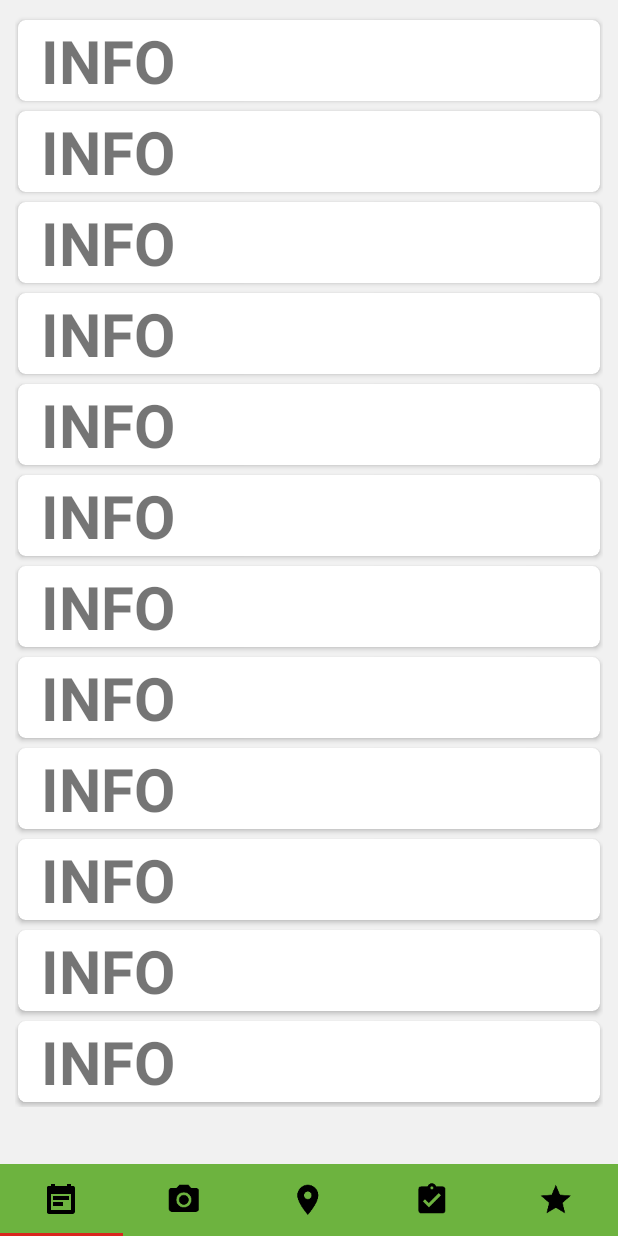
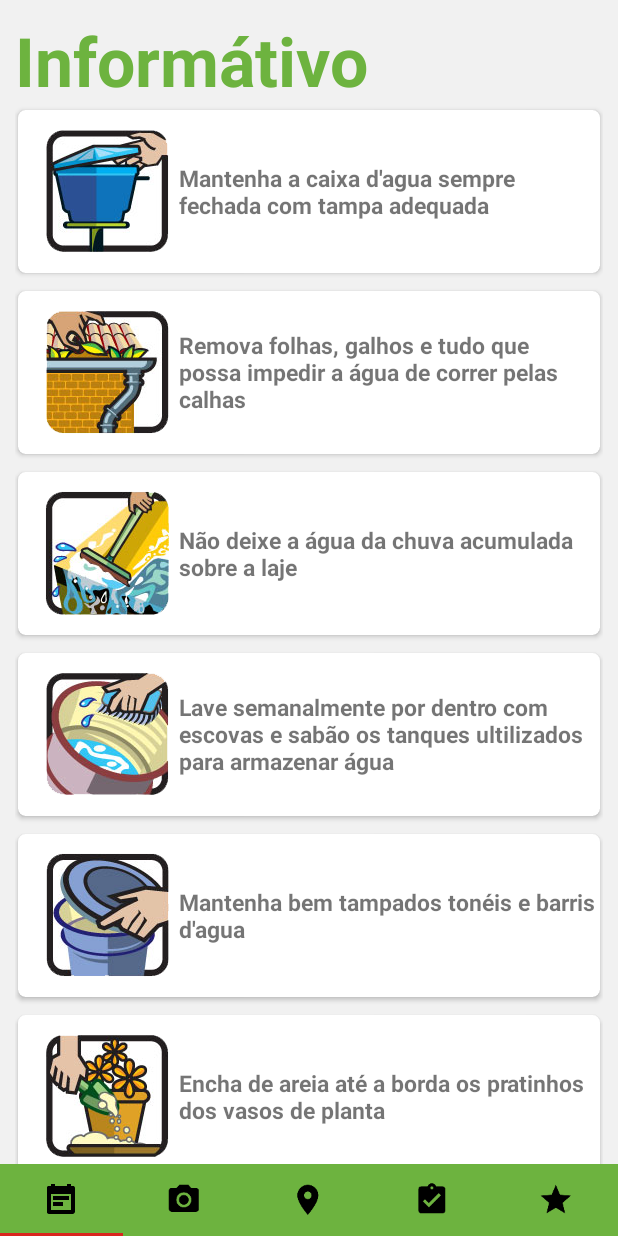
Before and after one commit to marlonmacf/ucd-java-app, an Android app: the screen it shows after launch (MainActivity), on a phone screen of 412 x 824 dp. Run offline under Robolectric (Android 15) with nearby library versions, the phone set to English and light mode, and no system bars.

Commit message:
Tab 'Info' complete, with the correct data

```diff
--- a/app/src/main/res/layout/fragment_info.xml
+++ b/app/src/main/res/layout/fragment_info.xml
@@ -12,24 +12,46 @@
         android:paddingTop="10dp"
         tools:context="info.androidhive.materialtabs.fragments.OneFragment">
 
+        <TextView
+            android:layout_width="wrap_content"
+            android:layout_height="wrap_content"
+            android:layout_gravity="center_horizontal"
+            android:text="@string/title_info"
+            android:textSize="45dp"
+            android:textColor="@color/colorPrimary"
+            android:textStyle="bold" />
+
         <!-- A CardView that contains a TextView -->
         <android.support.v7.widget.CardView xmlns:card_view="http://schemas.android.com/apk/res-auto"
             android:id="@+id/card_view"
             android:layout_width="match_parent"
             android:layout_height="wrap_content"
+            android:layout_marginTop="60dp"
             card_view:cardCornerRadius="5dp"
             card_view:cardElevation="2dp"
             card_view:cardPreventCornerOverlap="false"
             card_view:cardUseCompatPadding="true"
             card_view:contentPaddingLeft="15dp">
 
+            <ImageView
+                android:id="@+id/imagem_um"
+                android:layout_width="wrap_content"
+                android:layout_height="wrap_content"
+                android:layout_gravity="center_vertical"
+                android:layout_marginBottom="10dp"
+                android:layout_marginTop="10dp"
+                android:src="@drawable/info_card_um" />
+
             <TextView
                 android:layout_width="wrap_content"
                 android:layout_height="wrap_content"
-                android:layout_centerInParent="true"
-                android:text="INFO"
-                android:textSize="40dp"
+                android:layout_gravity="center"
+                android:layout_marginLeft="70dp"
+                android:layout_marginRight="25dp"
+                android:text="@string/info_card_1"
+                android:textSize="15dp"
                 android:textStyle="bold" />
+
 
         </android.support.v7.widget.CardView>
 
@@ -38,18 +60,31 @@
             android:layout_width="match_parent"
             android:layout_height="wrap_content"
             android:layout_below="@id/card_view"
+            android:layout_marginTop="5dp"
+
             card_view:cardCornerRadius="5dp"
             card_view:cardElevation="2dp"
             card_view:cardPreventCornerOverlap="false"
             card_view:cardUseCompatPadding="true"
             card_view:contentPaddingLeft="15dp">
 
+            <ImageView
+                android:id="@+id/imagem_dois"
+                android:layout_width="wrap_content"
+                android:layout_height="wrap_content"
+                android:layout_gravity="center_vertical"
+                android:layout_marginBottom="10dp"
+                android:layout_marginTop="10dp"
+                android:background="@drawable/info_card_dois" />
+
             <TextView
                 android:layout_width="wrap_content"
                 android:layout_height="wrap_content"
-                android:layout_centerInParent="true"
-                android:text="INFO"
-                android:textSize="40dp"
+                android:layout_gravity="center"
+                android:layout_marginLeft="70dp"
+                android:layout_marginRight="25dp"
+                android:text="@string/info_card_2"
+                android:textSize="15dp"
                 android:textStyle="bold" />
 
         </android.support.v7.widget.CardView>
@@ -59,18 +94,31 @@
             android:layout_width="match_parent"
             android:layout_height="wrap_content"
             android:layout_below="@id/card_view2"
+            android:layout_marginTop="5dp"
+
             card_view:cardCornerRadius="5dp"
             card_view:cardElevation="2dp"
             card_view:cardPreventCornerOverlap="false"
             card_view:cardUseCompatPadding="true"
             card_view:contentPaddingLeft="15dp">
 
+            <ImageView
+                android:id="@+id/imagem_tres"
+                android:layout_width="wrap_content"
+                android:layout_height="wrap_content"
+                android:layout_gravity="center_vertical"
+                android:layout_marginBottom="10dp"
+                android:layout_marginTop="10dp"
+                android:background="@drawable/info_card_tres" />
+
             <TextView
                 android:layout_width="wrap_content"
                 android:layout_height="wrap_content"
-                android:layout_centerInParent="true"
-                android:text="INFO"
-                android:textSize="40dp"
+                android:layout_gravity="center"
+                android:layout_marginLeft="70dp"
+                android:layout_marginRight="25dp"
+                android:text="@string/info_card_3"
+                android:textSize="15dp"
                 android:textStyle="bold" />
 
         </android.support.v7.widget.CardView>
@@ -80,18 +128,31 @@
             android:layout_width="match_parent"
             android:layout_height="wrap_content"
             android:layout_below="@id/card_view3"
+            android:layout_marginTop="5dp"
+
             card_view:cardCornerRadius="5dp"
             card_view:cardElevation="2dp"
             card_view:cardPreventCornerOverlap="false"
             card_view:cardUseCompatPadding="true"
             card_view:contentPaddingLeft="15dp">
 
+            <ImageView
+                android:id="@+id/imagem_quatro"
+                android:layout_width="wrap_content"
+                android:layout_height="wrap_content"
+                android:layout_gravity="center_vertical"
+                android:layout_marginBottom="10dp"
+                android:layout_marginTop="10dp"
+                android:background="@drawable/info_card_quatro" />
+
             <TextView
                 android:layout_width="wrap_content"
                 android:layout_height="wrap_content"
-                android:layout_centerInParent="true"
-                android:text="INFO"
-                android:textSize="40dp"
+                android:layout_gravity="center"
+                android:layout_marginLeft="70dp"
+                android:layout_marginRight="25dp"
+                android:text="@string/info_card_4"
+                android:textSize="15dp"
                 android:textStyle="bold" />
 
         </android.support.v7.widget.CardView>
@@ -101,18 +162,31 @@
             android:layout_width="match_parent"
             android:layout_height="wrap_content"
             android:layout_below="@id/card_view4"
+            android:layout_marginTop="5dp"
+
             card_view:cardCornerRadius="5dp"
             card_view:cardElevation="2dp"
             card_view:cardPreventCornerOverlap="false"
             card_view:cardUseCompatPadding="true"
             card_view:contentPaddingLeft="15dp">
 
+            <ImageView
+                android:id="@+id/imagem_cinco"
+                android:layout_width="wrap_content"
+                android:layout_height="wrap_content"
+                android:layout_gravity="center_vertical"
+                android:layout_marginBottom="10dp"
+                android:layout_marginTop="10dp"
+                android:background="@drawable/info_card_cinco" />
+
             <TextView
                 android:layout_width="wrap_content"
                 android:layout_height="wrap_content"
-                android:layout_centerInParent="true"
-                android:text="INFO"
-                android:textSize="40dp"
+                android:layout_gravity="center"
+                android:layout_marginLeft="70dp"
+                android:layout_marginRight="25dp"
+                android:text="@string/info_card_5"
+                android:textSize="15dp"
                 android:textStyle="bold" />
 
         </android.support.v7.widget.CardView>
@@ -122,18 +196,31 @@
             android:layout_width="match_parent"
             android:layout_height="wrap_content"
             android:layout_below="@id/card_view5"
+            android:layout_marginTop="5dp"
+
             card_view:cardCornerRadius="5dp"
             card_view:cardElevation="2dp"
             card_view:cardPreventCornerOverlap="false"
             card_view:cardUseCompatPadding="true"
             card_view:contentPaddingLeft="15dp">
 
+            <ImageView
+                android:id="@+id/imagem_seis"
+                android:layout_width="wrap_content"
+                android:layout_height="wrap_content"
+                android:layout_gravity="center_vertical"
+                android:layout_marginBottom="10dp"
+                android:layout_marginTop="10dp"
+                android:background="@drawable/info_card_seis" />
+
             <TextView
                 android:layout_width="wrap_content"
                 android:layout_height="wrap_content"
-                android:layout_centerInParent="true"
-                android:text="INFO"
-                android:textSize="40dp"
+                android:layout_gravity="center"
+                android:layout_marginLeft="70dp"
+                android:layout_marginRight="25dp"
+                android:text="@string/info_card_6"
+                android:textSize="15dp"
                 android:textStyle="bold" />
 
         </android.support.v7.widget.CardView>
@@ -143,18 +230,31 @@
             android:layout_width="match_parent"
             android:layout_height="wrap_content"
             android:layout_below="@id/card_view6"
+            android:layout_marginTop="5dp"
+
             card_view:cardCornerRadius="5dp"
             card_view:cardElevation="2dp"
             card_view:cardPreventCornerOverlap="false"
             card_view:cardUseCompatPadding="true"
             card_view:contentPaddingLeft="15dp">
 
+            <ImageView
+                android:id="@+id/imagem_sete"
+                android:layout_width="wrap_content"
+                android:layout_height="wrap_content"
+                android:layout_gravity="center_vertical"
+                android:layout_marginBottom="10dp"
+                android:layout_marginTop="10dp"
+                android:background="@drawable/info_card_sete" />
+
             <TextView
                 android:layout_width="wrap_content"
                 android:layout_height="wrap_content"
-                android:layout_centerInParent="true"
-                android:text="INFO"
-                android:textSize="40dp"
+                android:layout_gravity="center"
+                android:layout_marginLeft="70dp"
+                android:layout_marginRight="25dp"
+                android:text="@string/info_card_7"
+                android:textSize="15dp"
                 android:textStyle="bold" />
 
         </android.support.v7.widget.CardView>
@@ -164,18 +264,31 @@
             android:layout_width="match_parent"
             android:layout_height="wrap_content"
             android:layout_below="@id/card_view7"
+            android:layout_marginTop="5dp"
+
             card_view:cardCornerRadius="5dp"
             card_view:cardElevation="2dp"
             card_view:cardPreventCornerOverlap="false"
             card_view:cardUseCompatPadding="true"
             card_view:contentPaddingLeft="15dp">
 
+            <ImageView
+                android:id="@+id/imagem_oito"
+                android:layout_width="wrap_content"
+                android:layout_height="wrap_content"
+                android:layout_gravity="center_vertical"
+                android:layout_marginBottom="10dp"
+                android:layout_marginTop="10dp"
+                android:background="@drawable/info_card_oito" />
+
             <TextView
                 android:layout_width="wrap_content"
                 android:layout_height="wrap_content"
-                android:layout_centerInParent="true"
-                android:text="INFO"
-                android:textSize="40dp"
+                android:layout_gravity="center"
+                android:layout_marginLeft="70dp"
+                android:layout_marginRight="25dp"
+                android:text="@string/info_card_8"
+                android:textSize="15dp"
                 android:textStyle="bold" />
 
         </android.support.v7.widget.CardView>
@@ -185,18 +298,31 @@
             android:layout_width="match_parent"
             android:layout_height="wrap_content"
             android:layout_below="@id/card_view8"
+            android:layout_marginTop="5dp"
+
             card_view:cardCornerRadius="5dp"
             card_view:cardElevation="2dp"
             card_view:cardPreventCornerOverlap="false"
             card_view:cardUseCompatPadding="true"
             card_view:contentPaddingLeft="15dp">
 
+            <ImageView
+                android:id="@+id/imagem_nove"
+                android:layout_width="wrap_content"
+                android:layout_height="wrap_content"
+                android:layout_gravity="center_vertical"
+                android:layout_marginBottom="10dp"
+                android:layout_marginTop="10dp"
+                android:background="@drawable/info_card_nove" />
+
             <TextView
                 android:layout_width="wrap_content"
                 android:layout_height="wrap_content"
-                android:layout_centerInParent="true"
-                android:text="INFO"
-                android:textSize="40dp"
+                android:layout_gravity="center"
+                android:layout_marginLeft="70dp"
+                android:layout_marginRight="25dp"
+                android:text="@string/info_card_9"
+                android:textSize="15dp"
                 android:textStyle="bold" />
 
         </android.support.v7.widget.CardView>
@@ -206,63 +332,35 @@
             android:layout_width="match_parent"
             android:layout_height="wrap_content"
             android:layout_below="@id/card_view9"
+            android:layout_marginTop="5dp"
+
             card_view:cardCornerRadius="5dp"
             card_view:cardElevation="2dp"
             card_view:cardPreventCornerOverlap="false"
             card_view:cardUseCompatPadding="true"
             card_view:contentPaddingLeft="15dp">
 
+            <ImageView
+                android:id="@+id/imagem_dez"
+                android:layout_width="wrap_content"
+                android:layout_height="wrap_content"
+                android:layout_gravity="center_vertical"
+                android:layout_marginBottom="10dp"
+                android:layout_marginTop="10dp"
+                android:background="@drawable/info_card_dez" />
+
             <TextView
                 android:layout_width="wrap_content"
                 android:layout_height="wrap_content"
-                android:layout_centerInParent="true"
-                android:text="INFO"
-                android:textSize="40dp"
+                android:layout_gravity="center"
+                android:layout_marginLeft="70dp"
+                android:layout_marginRight="25dp"
+                android:text="@string/info_card_10"
+                android:textSize="15dp"
                 android:textStyle="bold" />
 
         </android.support.v7.widget.CardView>
 
-        <android.support.v7.widget.CardView xmlns:card_view="http://schemas.android.com/apk/res-auto"
-            android:id="@+id/card_view11"
-            android:layout_width="match_parent"
-            android:layout_height="wrap_content"
-            android:layout_below="@id/card_view10"
-            card_view:cardCornerRadius="5dp"
-            card_view:cardElevation="2dp"
-            card_view:cardPreventCornerOverlap="false"
-            card_view:cardUseCompatPadding="true"
-            card_view:contentPaddingLeft="15dp">
-
-            <TextView
-                android:layout_width="wrap_content"
-                android:layout_height="wrap_content"
-                android:layout_centerInParent="true"
-                android:text="INFO"
-                android:textSize="40dp"
-                android:textStyle="bold" />
-
-        </android.support.v7.widget.CardView>
-
-        <android.support.v7.widget.CardView xmlns:card_view="http://schemas.android.com/apk/res-auto"
-            android:id="@+id/card_view12"
-            android:layout_width="match_parent"
-            android:layout_height="wrap_content"
-            android:layout_below="@id/card_view11"
-            card_view:cardCornerRadius="5dp"
-            card_view:cardElevation="2dp"
-            card_view:cardPreventCornerOverlap="false"
-            card_view:cardUseCompatPadding="true"
-            card_view:contentPaddingLeft="15dp">
-
-            <TextView
-                android:layout_width="wrap_content"
-                android:layout_height="wrap_content"
-                android:layout_centerInParent="true"
-                android:text="INFO"
-                android:textSize="40dp"
-                android:textStyle="bold" />
-
-        </android.support.v7.widget.CardView>
 
     </RelativeLayout>
 
--- a/app/src/main/res/values/strings.xml
+++ b/app/src/main/res/values/strings.xml
@@ -1,3 +1,18 @@
 <resources>
     <string name="app_name">"Unidos Contra a Dengue"</string>
+
+    <string name="title_info"> Informátivo </string>
+
+    <string name="info_card_1"> Mantenha a caixa d\'agua sempre fechada com tampa adequada </string>
+    <string name="info_card_2"> Remova folhas, galhos e tudo que possa impedir a água de correr pelas calhas </string>
+    <string name="info_card_3"> Não deixe a água da chuva acumulada sobre a laje </string>
+    <string name="info_card_4"> Lave semanalmente por dentro com escovas e sabão os tanques ultilizados para armazenar água </string>
+    <string name="info_card_5"> Mantenha bem tampados tonéis e barris d\'agua </string>
+    <string name="info_card_6"> Encha de areia até a borda os pratinhos dos vasos de planta </string>
+    <string name="info_card_7"> Se você tiver vasos de plantas aquáticas, troque a água e lave o vaso principalmente por dentro com escova, água e sabão pelo menos uma vez por semana </string>
+    <string name="info_card_8"> Guarde Garradas sempre de cabeça para baixo </string>
+    <string name="info_card_9"> Entregue seus pneus velgos ao serviço de limpeza urbana ou guarde-os sem água em local coberto e abrigados da chuva </string>
+    <string name="info_card_10"> Coloque o lixo em sacos plásticos e mantenha a lixeira bem fechada. Não jogue lixo em terrenos baldios </string>
+
+
 </resources>
--- a/build.gradle
+++ b/build.gradle
@@ -5,7 +5,7 @@ buildscript {
         jcenter()
     }
     dependencies {
-        classpath 'com.android.tools.build:gradle:1.5.0'
+        classpath 'com.android.tools.build:gradle:2.0.0'
 
         // NOTE: Do not place your application dependencies here; they belong
         // in the individual module build.gradle files
```
Also changed, not shown: app/src/main/res/drawable-hdpi/info_card_cinco.png (added), app/src/main/res/drawable-hdpi/info_card_dez.png (added), app/src/main/res/drawable-hdpi/info_card_dois.png (added), app/src/main/res/drawable-hdpi/info_card_nove.png (added), app/src/main/res/drawable-hdpi/info_card_oito.png (added), app/src/main/res/drawable-hdpi/info_card_quatro.png (added), app/src/main/res/drawable-hdpi/info_card_seis.png (added), app/src/main/res/drawable-hdpi/info_card_sete.png (added), app/src/main/res/drawable-hdpi/info_card_tres.png (added), app/src/main/res/drawable-hdpi/info_card_um.png (added), gradle/wrapper/gradle-wrapper.properties, 1 other file.
